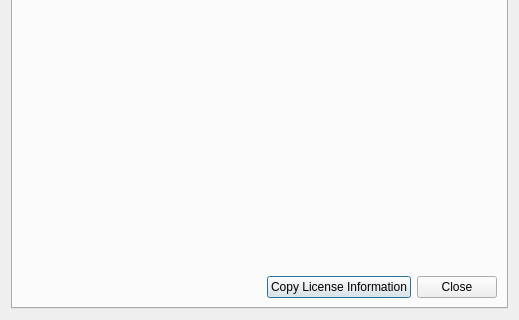
Old version of the form src/support/aboutgamsdialog.ui in the repository GAMS-dev/studio; both pictures show x 0 to 519 and y 167 to 487 of the 519 by 487 pixel window.
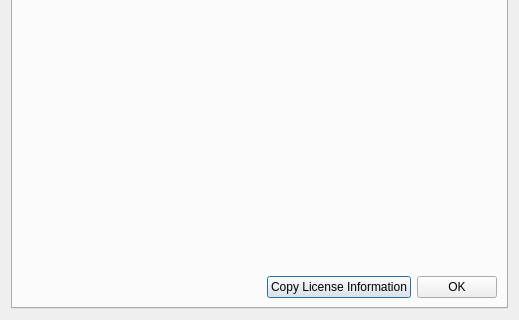
New version of the form. Icons and pictures are not drawn.

Commit message: about GAMS refactorization

What changed in the file:
```diff
--- a/src/support/aboutgamsdialog.ui
+++ b/src/support/aboutgamsdialog.ui
@@ -189,7 +189,7 @@
             </sizepolicy>
            </property>
            <property name="text">
-            <string>Close</string>
+            <string>OK</string>
            </property>
            <property name="iconSize">
             <size>
```
Left out of the diff: 21 changed lines with no effect on the pictures. The commit also changes 2 other files.
